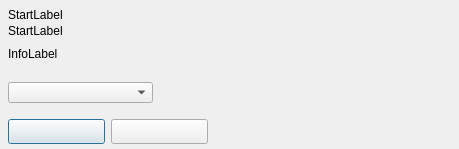
This is src/forms/SelectCDDriveToMountFormUnit.ui in Eldricos/D-Fend-Reborn as Qt 5 draws it before an edit. The edited form follows.
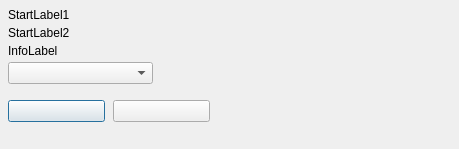
This is the edited form.

Commit message: Remaining dialogs: Qt layouts instead of fixed pixel positions

```diff
--- a/src/forms/SelectCDDriveToMountFormUnit.ui
+++ b/src/forms/SelectCDDriveToMountFormUnit.ui
@@ -8,50 +8,108 @@
     <property name="vclPosition" stdset="0"><string notr="true">poOwnerFormCenter</string></property>
     <property name="vclDesignWidth" stdset="0"><number>459</number></property>
     <property name="vclDesignHeight" stdset="0"><number>149</number></property>
-    <widget class="QLabel" name="InfoLabel">
-      <property name="geometry"><rect><x>8</x><y>47</y><width>443</width><height>33</height></rect></property>
-      <property name="vclAnchors" stdset="0"><string notr="true">akLeft,akTop,akRight</string></property>
-      <property name="text"><string>InfoLabel</string></property>
-      <property name="textFormat"><enum>Qt::PlainText</enum></property>
-      <property name="wordWrap"><bool>true</bool></property>
-      <property name="alignment"><set>Qt::AlignLeft|Qt::AlignTop</set></property>
-    </widget>
+    <layout class="QVBoxLayout" name="SelectCDDriveToMountForm_Layout" stretch="0,0,0,1">
+      <property name="leftMargin"><number>8</number></property>
+      <property name="topMargin"><number>8</number></property>
+      <property name="rightMargin"><number>8</number></property>
+      <property name="bottomMargin"><number>8</number></property>
+      <property name="spacing"><number>0</number></property>
+      <item>
+        <layout class="QGridLayout" name="SelectCDDriveToMountForm_Section1" columnstretch="0,1">
+          <property name="leftMargin"><number>0</number></property>
+          <property name="topMargin"><number>0</number></property>
+          <property name="rightMargin"><number>0</number></property>
+          <property name="bottomMargin"><number>0</number></property>
+          <property name="horizontalSpacing"><number>8</number></property>
+          <property name="verticalSpacing"><number>4</number></property>
+          <item row="0" column="0" colspan="2">
     <widget class="QLabel" name="StartLabel1">
-      <property name="geometry"><rect><x>8</x><y>8</y><width>55</width><height>13</height></rect></property>
       <property name="text"><string>StartLabel1</string></property>
       <property name="textFormat"><enum>Qt::PlainText</enum></property>
       <property name="alignment"><set>Qt::AlignLeft|Qt::AlignTop</set></property>
-      <property name="vclAutoSize" stdset="0"><bool>true</bool></property>
-    </widget>
+            </widget>
+          </item>
+          <item row="1" column="0" colspan="2">
     <widget class="QLabel" name="StartLabel2">
-      <property name="geometry"><rect><x>8</x><y>24</y><width>55</width><height>13</height></rect></property>
       <property name="text"><string>StartLabel2</string></property>
       <property name="textFormat"><enum>Qt::PlainText</enum></property>
       <property name="alignment"><set>Qt::AlignLeft|Qt::AlignTop</set></property>
-      <property name="vclAutoSize" stdset="0"><bool>true</bool></property>
-    </widget>
+            </widget>
+          </item>
+          <item row="2" column="0" colspan="2">
+            <widget class="QLabel" name="InfoLabel">
+              <property name="text"><string>InfoLabel</string></property>
+              <property name="textFormat"><enum>Qt::PlainText</enum></property>
+              <property name="wordWrap"><bool>true</bool></property>
+              <property name="alignment"><set>Qt::AlignLeft|Qt::AlignTop</set></property>
+            </widget>
+          </item>
+          <item row="3" column="0" alignment="Qt::AlignLeft">
+            <widget class="QComboBox" name="DriveComboBox">
+              <property name="editable"><bool>false</bool></property>
+              <property name="maxVisibleItems"><number>8</number></property>
+              <property name="minimumSize"><size><width>145</width><height>0</height></size></property>
+            </widget>
+          </item>
+          <item row="0" column="1">
+            <spacer name="SelectCDDriveToMountForm_Section1_HFill">
+              <property name="orientation"><enum>Qt::Horizontal</enum></property>
+              <property name="sizeHint" stdset="0"><size><width>0</width><height>0</height></size></property>
+            </spacer>
+          </item>
+        </layout>
+      </item>
+      <item>
+        <spacer name="SelectCDDriveToMountForm_Gap1">
+          <property name="orientation"><enum>Qt::Vertical</enum></property>
+          <property name="sizeType"><enum>QSizePolicy::Fixed</enum></property>
+          <property name="sizeHint" stdset="0"><size><width>0</width><height>16</height></size></property>
+        </spacer>
+      </item>
+      <item>
+        <layout class="QGridLayout" name="SelectCDDriveToMountForm_Section2" columnstretch="0,0,1">
+          <property name="leftMargin"><number>0</number></property>
+          <property name="topMargin"><number>0</number></property>
+          <property name="rightMargin"><number>0</number></property>
+          <property name="bottomMargin"><number>0</number></property>
+          <property name="horizontalSpacing"><number>8</number></property>
+          <property name="verticalSpacing"><number>4</number></property>
+          <item row="0" column="0" alignment="Qt::AlignLeft">
     <widget class="QPushButton" name="OKButton">
-      <property name="geometry"><rect><x>8</x><y>119</y><width>97</width><height>25</height></rect></property>
-      <property name="text"><string></string></property>
+              <property name="text"><string /></property>
       <property name="autoDefault"><bool>false</bool></property>
       <property name="vclKind" stdset="0"><string notr="true">bkOK</string></property>
       <property name="default"><bool>true</bool></property>
       <property name="vclModalResult" stdset="0"><string notr="true">mrOk</string></property>
       <property name="vclOnClick" stdset="0"><string notr="true">OKButtonClick</string></property>
-    </widget>
+              <property name="minimumSize"><size><width>97</width><height>0</height></size></property>
+            </widget>
+          </item>
+          <item row="0" column="1" alignment="Qt::AlignLeft">
     <widget class="QPushButton" name="CancelButton">
-      <property name="geometry"><rect><x>111</x><y>119</y><width>97</width><height>25</height></rect></property>
-      <property name="text"><string></string></property>
+              <property name="text"><string /></property>
       <property name="autoDefault"><bool>false</bool></property>
       <property name="vclKind" stdset="0"><string notr="true">bkCancel</string></property>
       <property name="vclCancel" stdset="0"><bool>true</bool></property>
       <property name="vclModalResult" stdset="0"><string notr="true">mrCancel</string></property>
-    </widget>
-    <widget class="QComboBox" name="DriveComboBox">
-      <property name="geometry"><rect><x>8</x><y>82</y><width>145</width><height>21</height></rect></property>
-      <property name="editable"><bool>false</bool></property>
-      <property name="maxVisibleItems"><number>8</number></property>
-    </widget>
+              <property name="minimumSize"><size><width>97</width><height>0</height></size></property>
+            </widget>
+          </item>
+          <item row="0" column="2">
+            <spacer name="SelectCDDriveToMountForm_Section2_HFill">
+              <property name="orientation"><enum>Qt::Horizontal</enum></property>
+              <property name="sizeHint" stdset="0"><size><width>0</width><height>0</height></size></property>
+            </spacer>
+          </item>
+        </layout>
+      </item>
+      <item>
+        <spacer name="SelectCDDriveToMountForm_VFill">
+          <property name="orientation"><enum>Qt::Vertical</enum></property>
+          <property name="sizeHint" stdset="0"><size><width>0</width><height>0</height></size></property>
+        </spacer>
+      </item>
+    </layout>
   </widget>
   <tabstops>
     <tabstop>OKButton</tabstop>
```
Left out of the diff: 6 changed lines with no effect on the pictures. Lines whose indentation alone changed are shown as unchanged. The commit also changes 102 other files.
